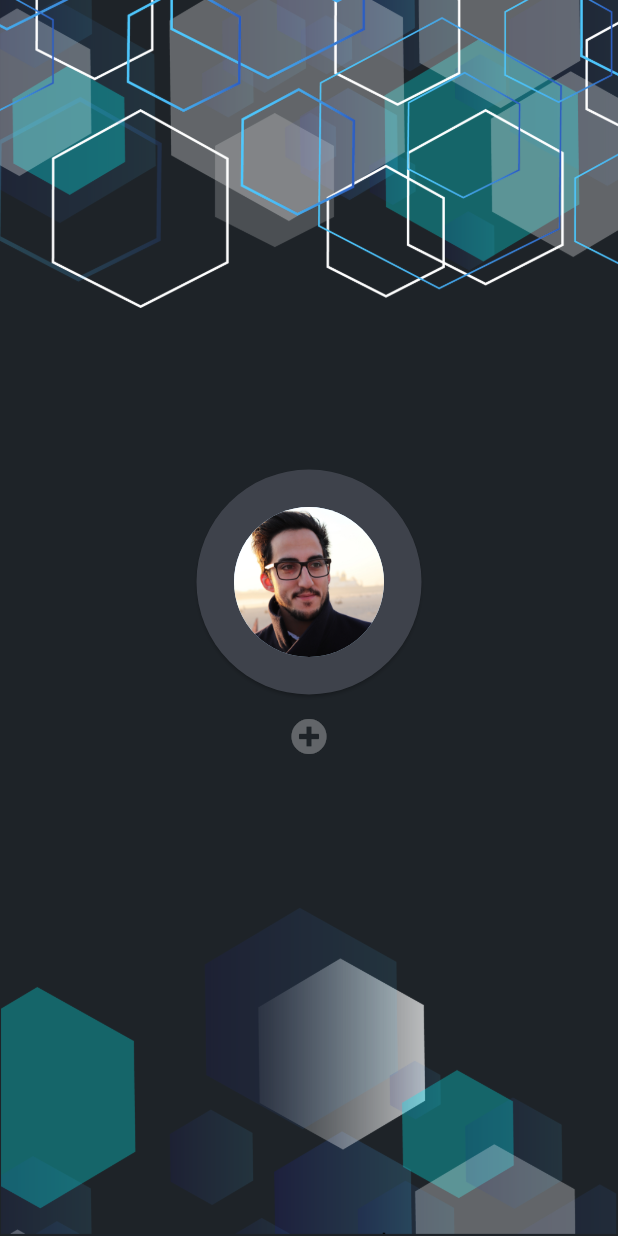
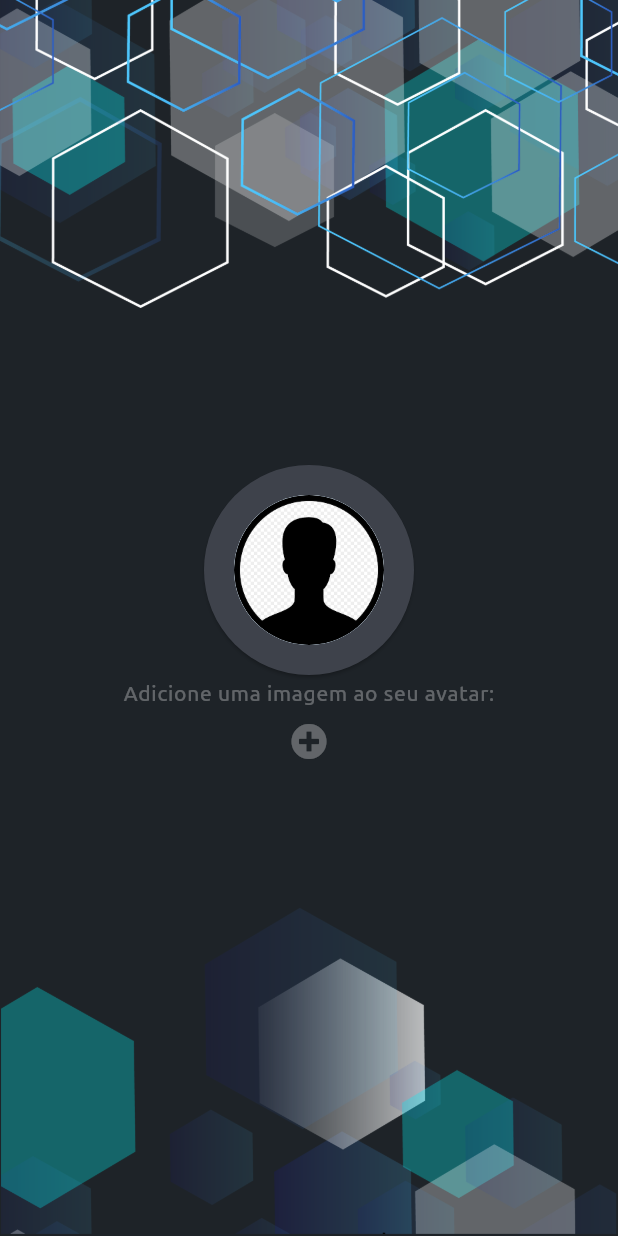
Before and after one commit to nugaa/chatme_app, a Flutter app: the TelaPrimeiroLogin screen opened by its route, on a phone screen of 412 x 824 dp. Run offline on Flutter 3.47's test engine with Material 2 defaults, Android fonts, the phone set to English and light mode, and no system bars; our stand-ins replace cloud_firestore, firebase_auth, firebase_core, firebase_storage, font_awesome_flutter, google_sign_in and 2 more; accounts and stored records are empty; network calls fail.

Commit message:
ChatMe commit: upload de imagem para FireStoraga completo

```diff
--- a/lib/telas/telaprimeirologin.dart
+++ b/lib/telas/telaprimeirologin.dart
@@ -1,4 +1,8 @@
+import 'dart:io';
+import 'package:chatme/customwidgets/textstylescustom.dart';
 import 'package:chatme/networking/firebase_storage.dart';
+import 'package:chatme/networking/servicos_firebase_auth.dart';
+import 'package:chatme/telas/telahome.dart';
 import 'package:flutter/material.dart';
 import 'package:flutter/rendering.dart';
 import 'package:flutter/widgets.dart';
@@ -12,6 +16,22 @@ class TelaPrimeiroLogin extends StatefulWidget {
 }
 
 class _TelaPrimeiroLoginState extends State<TelaPrimeiroLogin> {
+  String _userEmail, _utilizador;
+  File _imagemSelecionada;
+
+  emailRemetente() async {
+    _utilizador = await ServicosFirebaseAuth().obterUtilizador();
+    setState(() {
+      _userEmail = _utilizador;
+    });
+  }
+
+  @override
+  void initState() {
+    super.initState();
+    emailRemetente();
+  }
+
   @override
   Widget build(BuildContext context) {
     return Scaffold(
@@ -33,21 +53,29 @@ class _TelaPrimeiroLoginState extends State<TelaPrimeiroLogin> {
               children: <Widget>[
                 Row(
                   mainAxisAlignment: MainAxisAlignment.center,
-                  crossAxisAlignment: CrossAxisAlignment.end,
                   children: <Widget>[
                     Card(
                       shape: RoundedRectangleBorder(
                         borderRadius: BorderRadius.circular(100.0),
                       ),
                       child: Padding(
-                        padding: const EdgeInsets.all(25.0),
-                        child: CircleAvatar(
-                          backgroundImage: AssetImage('images/foto.jpg'),
-                          radius: 50.0,
-                        ),
-                      ),
+                          padding: const EdgeInsets.all(20.0),
+                          child: CircleAvatar(
+                            backgroundImage: _imagemSelecionada == null
+                                ? AssetImage('images/foto.png')
+                                : FileImage(_imagemSelecionada),
+                            radius: 50.0,
+                          )),
                     ),
                   ],
+                ),
+                Text(
+                  'Adicione uma imagem ao seu avatar:',
+                  style: textFieldStyle(
+                    tamanho: 14,
+                    cor: Colors.white30,
+                    fontWeight: FontWeight.w500,
+                  ),
                 ),
                 IconButton(
                   icon: FaIcon(
@@ -56,13 +84,28 @@ class _TelaPrimeiroLoginState extends State<TelaPrimeiroLogin> {
                   ),
                   onPressed: () async {
                     final ImagePicker _picker = ImagePicker();
-                    PickedFile _imagemSelecionada;
-                    //TODO: adicionar imagem
                     final imagem =
                         await _picker.getImage(source: ImageSource.gallery);
-                    _imagemSelecionada = imagem;
+                    setState(() {
+                      _imagemSelecionada = File(imagem.path);
+                    });
+
+                    FirebaseStorageRepo().uploadUserAvatar(
+                        context, _imagemSelecionada, _userEmail);
                   },
                 ),
+                _imagemSelecionada != null
+                    ? IconButton(
+                        iconSize: 40.0,
+                        icon: FaIcon(
+                          FontAwesomeIcons.arrowRight,
+                          color: Colors.white30,
+                        ),
+                        onPressed: () {
+                          Navigator.pushReplacementNamed(context, TelaHome.id);
+                        },
+                      )
+                    : Container(),
               ],
             ),
           ],
```
Also changed, not shown: lib/customwidgets/customWidgets.dart (+16 -5 lines), lib/networking/firebase_storage.dart (+41 -0 lines), lib/telas/telahome.dart (+22 -14 lines), lib/telas/telamensagens.dart (+4 -4 lines), images/foto.jpg (deleted), images/foto.png (added), 1 other file.
